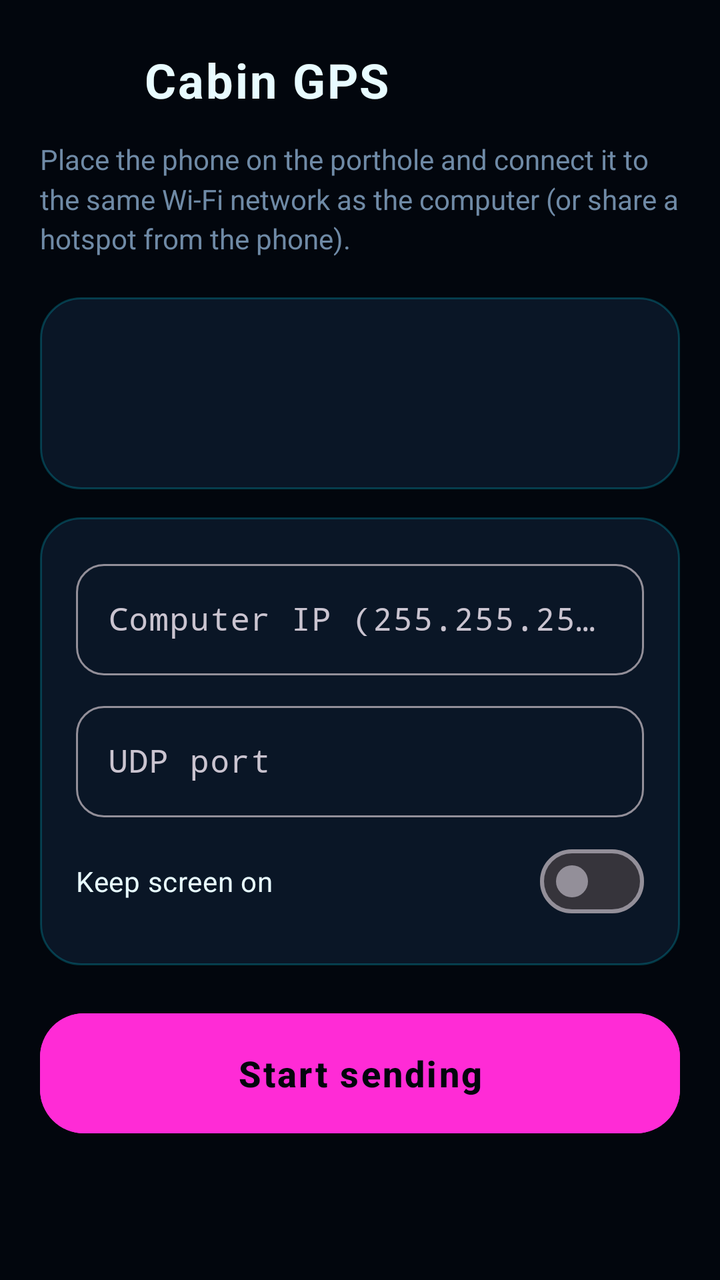
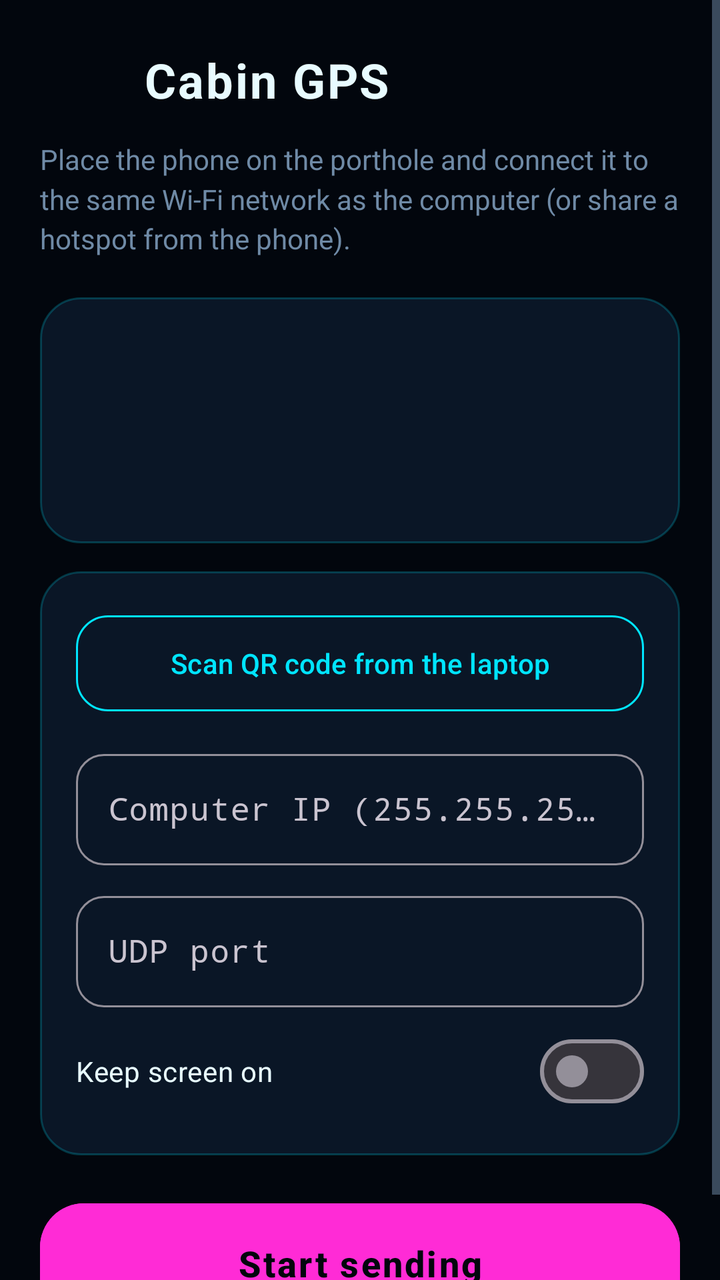

Compare the two renders of this Android layout. The source of the first and the diff that turns it into the second are given below.
<!-- AndroidManifest.xml: application theme Theme.GpsSender -->
<!-- res/layout/activity_main.xml -->
<?xml version="1.0" encoding="utf-8"?>
<ScrollView xmlns:android="http://schemas.android.com/apk/res/android"
    xmlns:app="http://schemas.android.com/apk/res-auto"
    android:layout_width="match_parent"
    android:layout_height="match_parent"
    android:background="@color/abyss"
    android:fillViewport="true">

    <LinearLayout
        android:layout_width="match_parent"
        android:layout_height="wrap_content"
        android:orientation="vertical"
        android:padding="20dp">

        <LinearLayout
            android:layout_width="wrap_content"
            android:layout_height="wrap_content"
            android:gravity="center_vertical"
            android:orientation="horizontal">

            <ImageView
                android:layout_width="40dp"
                android:layout_height="40dp"
                android:contentDescription="@null"
                android:src="@drawable/ic_launcher" />

            <TextView
                android:layout_width="wrap_content"
                android:layout_height="wrap_content"
                android:layout_marginStart="12dp"
                android:letterSpacing="0.04"
                android:text="@string/app_name"
                android:textColor="@color/text"
                android:textSize="24sp"
                android:textStyle="bold" />
        </LinearLayout>

        <TextView
            android:layout_width="wrap_content"
            android:layout_height="wrap_content"
            android:layout_marginTop="10dp"
            android:lineSpacingMultiplier="1.2"
            android:text="@string/hint"
            android:textColor="@color/muted"
            android:textSize="14sp" />

        
        <LinearLayout
            android:layout_width="match_parent"
            android:layout_height="wrap_content"
            android:layout_marginTop="20dp"
            android:background="@drawable/card"
            android:orientation="vertical"
            android:padding="18dp">

            <TextView
                android:id="@+id/status"
                android:layout_width="match_parent"
                android:layout_height="wrap_content"
                android:letterSpacing="0.06"
                android:textColor="@color/neon_pink"
                android:textSize="13sp"
                android:textStyle="bold" />

            <TextView
                android:id="@+id/position"
                android:layout_width="match_parent"
                android:layout_height="wrap_content"
                android:layout_marginTop="10dp"
                android:fontFamily="monospace"
                android:shadowColor="@color/neon_cyan"
                android:shadowRadius="14"
                android:textColor="@color/neon_cyan"
                android:textSize="24sp" />
        </LinearLayout>

        
        <LinearLayout
            android:layout_width="match_parent"
            android:layout_height="wrap_content"
            android:layout_marginTop="14dp"
            android:background="@drawable/card"
            android:orientation="vertical"
            android:padding="18dp">

            <com.google.android.material.textfield.TextInputLayout
                style="@style/Widget.Material3.TextInputLayout.OutlinedBox"
                android:layout_width="match_parent"
                android:layout_height="wrap_content"
                android:hint="@string/host_hint"
                app:boxCornerRadiusBottomEnd="14dp"
                app:boxCornerRadiusBottomStart="14dp"
                app:boxCornerRadiusTopEnd="14dp"
                app:boxCornerRadiusTopStart="14dp">

                <com.google.android.material.textfield.TextInputEditText
                    android:id="@+id/host"
                    android:layout_width="match_parent"
                    android:layout_height="wrap_content"
                    android:digits="0123456789."
                    android:fontFamily="monospace"
                    android:importantForAutofill="no"
                    android:inputType="text" />
            </com.google.android.material.textfield.TextInputLayout>

            <com.google.android.material.textfield.TextInputLayout
                style="@style/Widget.Material3.TextInputLayout.OutlinedBox"
                android:layout_width="match_parent"
                android:layout_height="wrap_content"
                android:layout_marginTop="10dp"
                android:hint="@string/port_hint"
                app:boxCornerRadiusBottomEnd="14dp"
                app:boxCornerRadiusBottomStart="14dp"
                app:boxCornerRadiusTopEnd="14dp"
                app:boxCornerRadiusTopStart="14dp">

                <com.google.android.material.textfield.TextInputEditText
                    android:id="@+id/port"
                    android:layout_width="match_parent"
                    android:layout_height="wrap_content"
                    android:fontFamily="monospace"
                    android:importantForAutofill="no"
                    android:inputType="number" />
            </com.google.android.material.textfield.TextInputLayout>

            <com.google.android.material.materialswitch.MaterialSwitch
                android:id="@+id/keep_screen_on"
                android:layout_width="match_parent"
                android:layout_height="wrap_content"
                android:layout_marginTop="8dp"
                android:text="@string/keep_screen_on"
                android:textColor="@color/text" />
        </LinearLayout>

        <com.google.android.material.button.MaterialButton
            android:id="@+id/toggle"
            android:layout_width="match_parent"
            android:layout_height="68dp"
            android:layout_marginTop="20dp"
            android:backgroundTint="@color/neon_pink"
            android:letterSpacing="0.06"
            android:text="@string/start"
            android:textColor="@color/abyss"
            android:textSize="18sp"
            android:textStyle="bold"
            app:cornerRadius="22dp" />
    </LinearLayout>
</ScrollView>
<!-- resources referenced by this layout -->
<resources>
  <color name="abyss">#FF02060D</color>
  <color name="muted">#FF6F8AA6</color>
  <color name="neon_cyan">#FF00E5FF</color>
  <color name="neon_pink">#FFFF2BD6</color>
  <color name="text">#FFE8FBFF</color>
  <!-- drawable card (drawable) -->
  <?xml version="1.0" encoding="utf-8"?>
  <shape xmlns:android="http://schemas.android.com/apk/res/android" android:shape="rectangle">
      <solid android:color="@color/glass" />
      <corners android:radius="20dp" />
      <stroke android:width="1dp" android:color="#3800E5FF" />
  </shape>
  <!-- drawable ic_launcher (drawable) -->
  <?xml version="1.0" encoding="utf-8"?>
  <layer-list xmlns:android="http://schemas.android.com/apk/res/android">
      <item android:drawable="@drawable/ic_launcher_background" />
      <item android:drawable="@drawable/ic_launcher_foreground" />
  </layer-list>
  <string name="app_name">Cabin GPS</string>
  <string name="hint">Place the phone on the porthole and connect it to the same Wi-Fi network as the computer (or share a hotspot from the phone).</string>
  <string name="host_hint">Computer IP (255.255.255.255 = everyone on the network)</string>
  <string name="keep_screen_on">Keep screen on</string>
  <string name="port_hint">UDP port</string>
  <string name="start">Start sending</string>
  <style name="Theme.GpsSender" parent="Theme.Material3.Dark.NoActionBar">
          <item name="colorPrimary">@color/neon_cyan</item>
          <item name="colorOnPrimary">@color/abyss</item>
          <item name="colorSecondary">@color/neon_pink</item>
          <item name="colorSurface">@color/abyss</item>
          <item name="colorOnSurface">@color/text</item>
          <item name="android:colorBackground">@color/abyss</item>
          <item name="android:windowBackground">@color/abyss</item>
          <item name="android:statusBarColor">@color/abyss</item>
          <item name="android:navigationBarColor">@color/abyss</item>
          <item name="android:textColorPrimary">@color/text</item>
          <item name="android:textColorSecondary">@color/muted</item>
      </style>
  <color name="glass">#FF0A1626</color>
  <!-- drawable ic_launcher_background (drawable) -->
  <?xml version="1.0" encoding="utf-8"?>
  <shape xmlns:android="http://schemas.android.com/apk/res/android" android:shape="rectangle">
      <gradient
          android:type="radial"
          android:gradientRadius="80dp"
          android:centerY="0.38"
          android:startColor="#FF0B2A44"
          android:endColor="#FF02060D" />
  </shape>
  <!-- drawable ic_launcher_foreground (drawable) -->
  <?xml version="1.0" encoding="utf-8"?>
  <vector xmlns:android="http://schemas.android.com/apk/res/android"
      android:width="108dp"
      android:height="108dp"
      android:viewportWidth="108"
      android:viewportHeight="108">
      <path
          android:pathData="M54,22a32,32 0,1 1,0 64a32,32 0,1 1,0 -64"
          android:strokeWidth="1.2"
          android:strokeAlpha="0.6"
          android:strokeColor="#00E5FF" />
      <path
          android:pathData="M54,18v6M54,84v6M18,54h6M84,54h6"
          android:strokeWidth="2"
          android:strokeColor="#00E5FF"
          android:strokeLineCap="round" />
      <group
          android:pivotX="54"
          android:pivotY="54"
          android:rotation="35">
          <path
              android:fillColor="#FF2BD6"
              android:pathData="M54,30 L66,76 L54,67 L42,76 Z"
              android:strokeWidth="1.6"
              android:strokeColor="#FFFFFF"
              android:strokeLineJoin="round" />
      </group>
  </vector>
</resources>

<!-- the commit's change to res/layout/activity_main.xml (unified diff, before → after) -->
@@ -72,6 +72,15 @@
                 android:shadowRadius="14"
                 android:textColor="@color/neon_cyan"
                 android:textSize="24sp" />
+
+            <TextView
+                android:id="@+id/sensors"
+                android:layout_width="match_parent"
+                android:layout_height="wrap_content"
+                android:layout_marginTop="8dp"
+                android:fontFamily="monospace"
+                android:textColor="@color/muted"
+                android:textSize="14sp" />
         </LinearLayout>
 
         
@@ -82,6 +91,17 @@
             android:background="@drawable/card"
             android:orientation="vertical"
             android:padding="18dp">
+
+            <com.google.android.material.button.MaterialButton
+                android:id="@+id/scan"
+                style="@style/Widget.Material3.Button.OutlinedButton"
+                android:layout_width="match_parent"
+                android:layout_height="56dp"
+                android:layout_marginBottom="12dp"
+                android:text="@string/scan_qr"
+                android:textColor="@color/neon_cyan"
+                app:cornerRadius="16dp"
+                app:strokeColor="@color/neon_cyan" />
 
             <com.google.android.material.textfield.TextInputLayout
                 style="@style/Widget.Material3.TextInputLayout.OutlinedBox"
<!-- resource entries referenced after the edit -->
@@ -23,6 +23,7 @@
   <string name="host_hint">Computer IP (255.255.255.255 = everyone on the network)</string>
   <string name="keep_screen_on">Keep screen on</string>
   <string name="port_hint">UDP port</string>
+  <string name="scan_qr">Scan QR code from the laptop</string>
   <string name="start">Start sending</string>
   <style name="Theme.GpsSender" parent="Theme.Material3.Dark.NoActionBar">
           <item name="colorPrimary">@color/neon_cyan</item>
